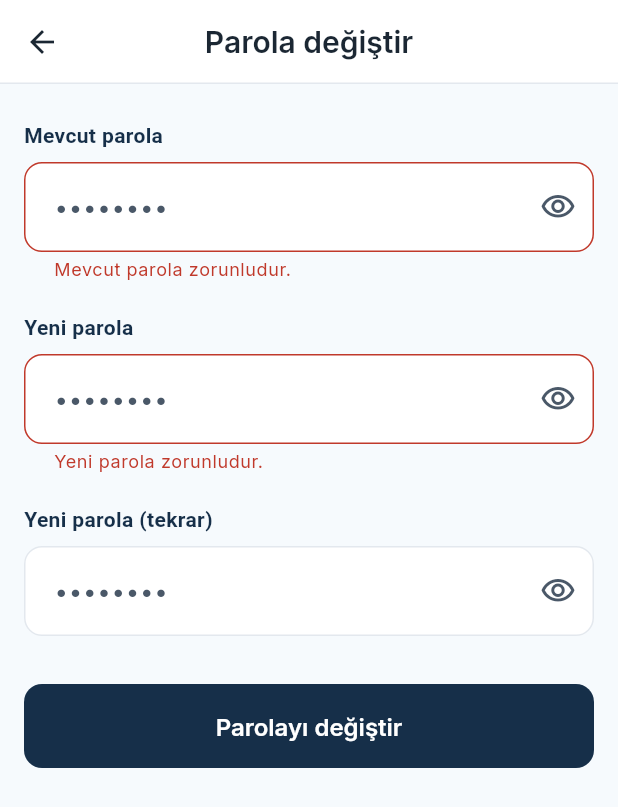
After one commit to EmirhanUzel/AKOP, a Flutter app: the ChangePasswordScreen screen opened by its route, after a tap on "Parolayı değiştir", on a phone screen of 412 x 824 dp. The commit adds this screen. Shown: the top 807 px of the screen. Run offline on Flutter 3.47's test engine with Material 3 defaults, Android fonts, the phone set to English and light mode, and no system bars; our stand-ins replace dio, flutter_map, flutter_riverpod, flutter_secure_storage, geolocator, go_router and 3 more; accounts and stored records are empty.

Commit message:
feat(mobile): add change password screen to the profile
Profile gets a Change password row that opens a three field form (current, new, repeat) with validation. It calls AuthController.changePassword; the real repository still throws UnsupportedError until the backend endpoint exists, which the screen reports as not connected yet. Covered with fake repository tests.

```diff
--- a/mobile/akop_mobile/lib/core/router/app_router.dart
+++ b/mobile/akop_mobile/lib/core/router/app_router.dart
@@ -10,6 +10,7 @@ import '../../features/reports/presentation/new_report/detail_step.dart';
 import '../../features/reports/presentation/new_report/location_step.dart';
 import '../../features/reports/presentation/new_report/photo_step.dart';
 import '../../features/reports/presentation/new_report/summary_step.dart';
+import '../../features/profile/presentation/change_password_screen.dart';
 import '../../features/profile/presentation/profile_screen.dart';
 import '../../features/shell/app_shell.dart';
 import '../../features/shell/role_home.dart';
@@ -46,6 +47,7 @@ final routerProvider = Provider<GoRouter>((ref) {
           StatefulShellBranch(routes: [GoRoute(path: '/profil', builder: (_, _) => const ProfileScreen())]),
         ],
       ),
+      GoRoute(path: '/profil/sifre', builder: (_, _) => const ChangePasswordScreen()),
       GoRoute(path: '/yeni/foto', builder: (_, _) => const PhotoStep()),
       GoRoute(path: '/yeni/konum', builder: (_, _) => const LocationStep()),
       GoRoute(path: '/yeni/detay', builder: (_, _) => const DetailStep()),
--- /dev/null
+++ b/mobile/akop_mobile/lib/features/profile/presentation/change_password_screen.dart
@@ -0,0 +1,132 @@
+import 'package:flutter/material.dart';
+import 'package:flutter_riverpod/flutter_riverpod.dart';
+import 'package:go_router/go_router.dart';
+
+import '../../../core/theme/app_colors.dart';
+import '../../../core/widgets/form_fields.dart';
+import '../../auth/application/auth_controller.dart';
+import '../../auth/data/auth_repository.dart';
+
+class ChangePasswordScreen extends ConsumerStatefulWidget {
+  const ChangePasswordScreen({super.key});
+
+  @override
+  ConsumerState<ChangePasswordScreen> createState() => _ChangePasswordScreenState();
+}
+
+class _ChangePasswordScreenState extends ConsumerState<ChangePasswordScreen> {
+  final _formKey = GlobalKey<FormState>();
+  final _current = TextEditingController();
+  final _next = TextEditingController();
+  final _again = TextEditingController();
+  bool _busy = false;
+  String? _error;
+
+  @override
+  void dispose() {
+    _current.dispose();
+    _next.dispose();
+    _again.dispose();
+    super.dispose();
+  }
+
+  Future<void> _submit() async {
+    if (!_formKey.currentState!.validate()) return;
+    setState(() {
+      _busy = true;
+      _error = null;
+    });
+    String? error;
+    try {
+      final changed = await ref.read(authControllerProvider.notifier).changePassword(_current.text, _next.text);
+      if (!changed) error = 'Mevcut parola hatalı.';
+    } on UnsupportedError {
+      // Backend'de uç nokta hazır olana kadar
+      error = 'Parola değiştirme henüz sunucuya bağlı değil.';
+    } on NetworkFailure {
+      error = 'Sunucuya ulaşılamadı. Bağlantınızı kontrol edip tekrar deneyin.';
+    }
+    if (!mounted) return;
+    if (error != null) {
+      setState(() {
+        _busy = false;
+        _error = error;
+      });
+      return;
+    }
+    ScaffoldMessenger.of(context).showSnackBar(const SnackBar(content: Text('Parolanız değiştirildi.')));
+    context.pop();
+  }
+
+  @override
+  Widget build(BuildContext context) {
+    return Scaffold(
+      appBar: AppBar(
+        centerTitle: true,
+        leading: IconButton(icon: const Icon(Icons.arrow_back), onPressed: () => context.pop()),
+        title: const Text('Parola değiştir'),
+      ),
+      body: SafeArea(
+        child: SingleChildScrollView(
+          padding: const EdgeInsets.fromLTRB(16, 24, 16, 16),
+          child: Form(
+            key: _formKey,
+            child: Column(
+              crossAxisAlignment: CrossAxisAlignment.start,
+              children: [
+                if (_error != null) ...[
+                  Container(
+                    width: double.infinity,
+                    padding: const EdgeInsets.all(12),
+                    decoration: BoxDecoration(
+                      color: AppColors.dangerBg,
+                      border: Border.all(color: AppColors.danger),
+                      borderRadius: BorderRadius.circular(8),
+                    ),
+                    child: Row(children: [
+                      const Icon(Icons.error_outline, color: AppColors.danger, size: 20),
+                      const SizedBox(width: 8),
+                      Expanded(child: Text(_error!, style: const TextStyle(color: AppColors.danger, fontWeight: FontWeight.w600))),
+                    ]),
+                  ),
+                  const SizedBox(height: 16),
+                ],
+                PasswordField(
+                  label: 'Mevcut parola',
+                  controller: _current,
+                  enabled: !_busy,
+                  validator: (v) => (v == null || v.isEmpty) ? 'Mevcut parola zorunludur.' : null,
+                ),
+                const SizedBox(height: 20),
+                PasswordField(
+                  label: 'Yeni parola',
+                  controller: _next,
+                  enabled: !_busy,
+                  validator: (v) {
+                    if (v == null || v.isEmpty) return 'Yeni parola zorunludur.';
+                    if (v == _current.text) return 'Yeni parola mevcut parolayla aynı olamaz.';
+                    return null;
+                  },
+                ),
+                const SizedBox(height: 20),
+                PasswordField(
+                  label: 'Yeni parola (tekrar)',
+                  controller: _again,
+                  enabled: !_busy,
+                  validator: (v) => v != _next.text ? 'Parolalar eşleşmiyor.' : null,
+                ),
+                const SizedBox(height: 32),
+                FilledButton(
+                  onPressed: _busy ? null : _submit,
+                  child: _busy
+                      ? const SizedBox(width: 20, height: 20, child: CircularProgressIndicator(strokeWidth: 2, color: Colors.white))
+                      : const Text('Parolayı değiştir'),
+                ),
+              ],
+            ),
+          ),
+        ),
+      ),
+    );
+  }
+}
```
Also changed, not shown: mobile/akop_mobile/lib/features/profile/presentation/profile_screen.dart (+9 -0 lines), 1 other file.
